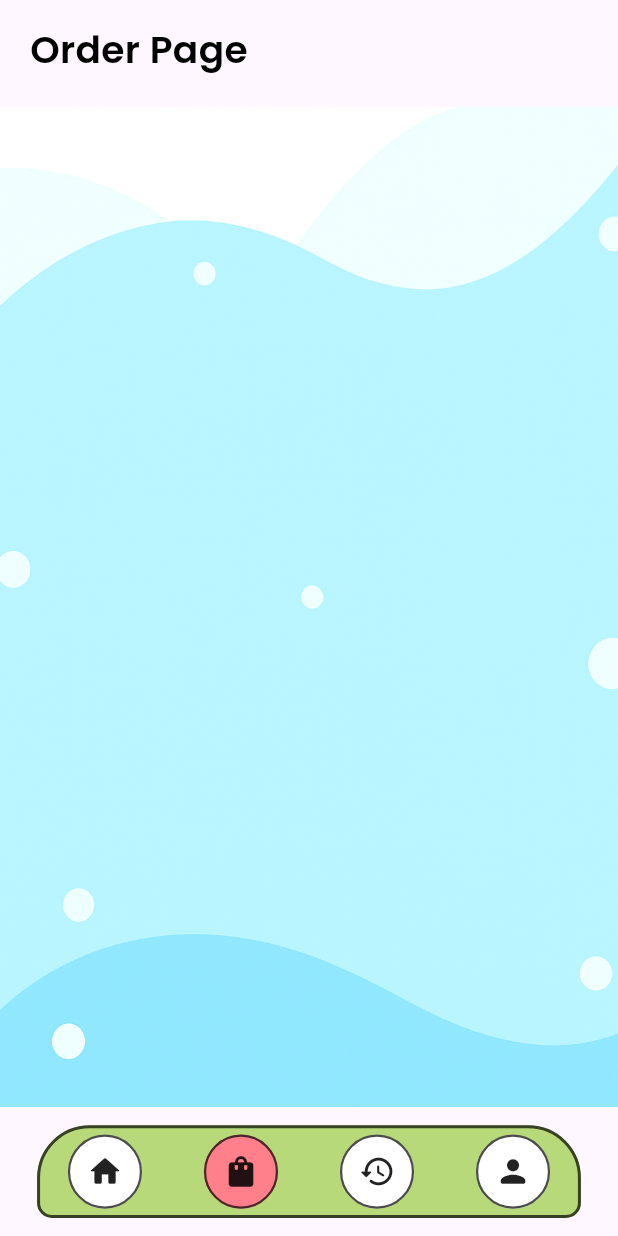
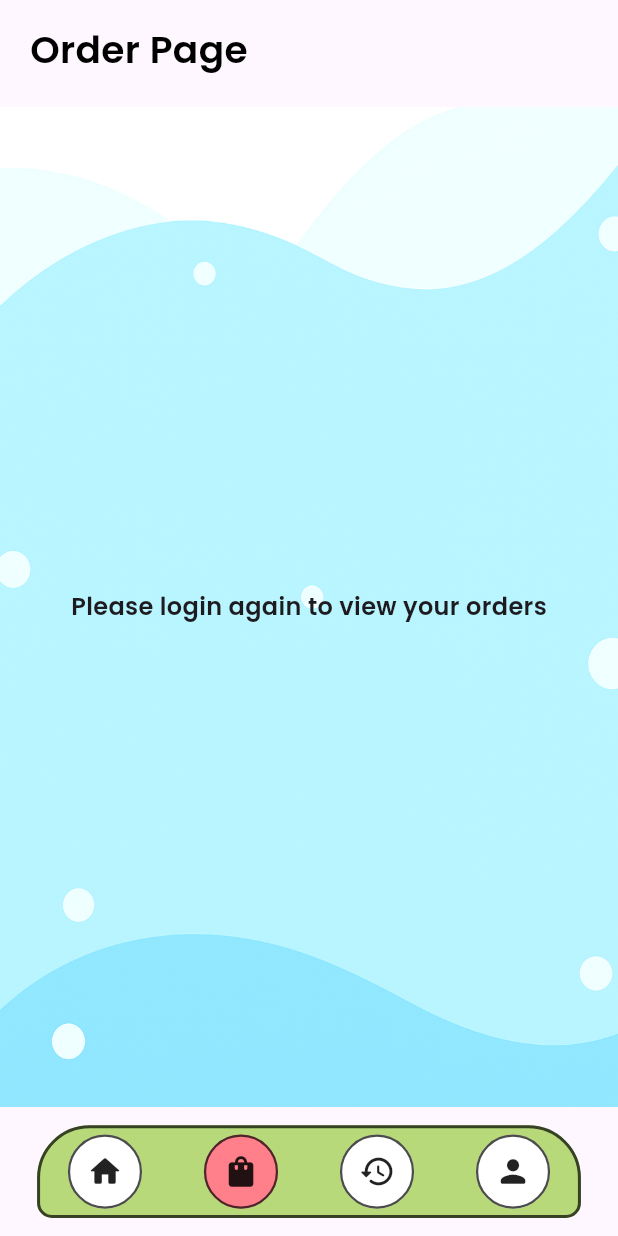
Before and after one commit to jasonchriscodes/juice_dash, a Flutter app: the Order screen opened directly, on a phone screen of 412 x 824 dp. Run offline on Flutter 3.47's test engine with Material 3 defaults, Android fonts, the phone set to English and light mode, and no system bars; our stand-ins replace cloud_firestore, firebase_auth, firebase_core, flutter_dotenv, random_string, shared_preferences; missing offline and left inert: flutter_stripe; accounts and stored records are empty.

Commit message:
feat: add order page dynamic data from firebase

```diff
--- a/lib/pages/order.dart
+++ b/lib/pages/order.dart
@@ -20,8 +20,13 @@ class _OrderState extends State<Order> {
 
   getOnTheLoad() async {
     id = await SharedPreferenceHelper().getUserId();
-    orderStream = await DatabaseMethods().getAllOrders(id!);
-    setState(() {});
+
+    if (id != null && id!.isNotEmpty) {
+      orderStream = await DatabaseMethods().getAllOrders(id!);
+      setState(() {});
+    } else {
+      debugPrint("User ID is null. Please login again.");
+    }
   }
 
   @override
@@ -31,6 +36,17 @@ class _OrderState extends State<Order> {
   }
 
   Widget allOrder() {
+    if (orderStream == null) {
+      return const Center(
+        child: Text(
+          "Please login again to view your orders",
+          style: TextStyle(
+            fontFamily: "Poppins",
+            fontSize: 16,
+          ),
+        ),
+      );
+    }
     return StreamBuilder(
       stream: orderStream,
       builder: (context, AsyncSnapshot snapshot) {
```
Also changed, not shown: lib/main.dart (+21 -9 lines), lib/pages/login.dart (+15 -0 lines), lib/services/database.dart (+8 -1 lines), 1 other file.
